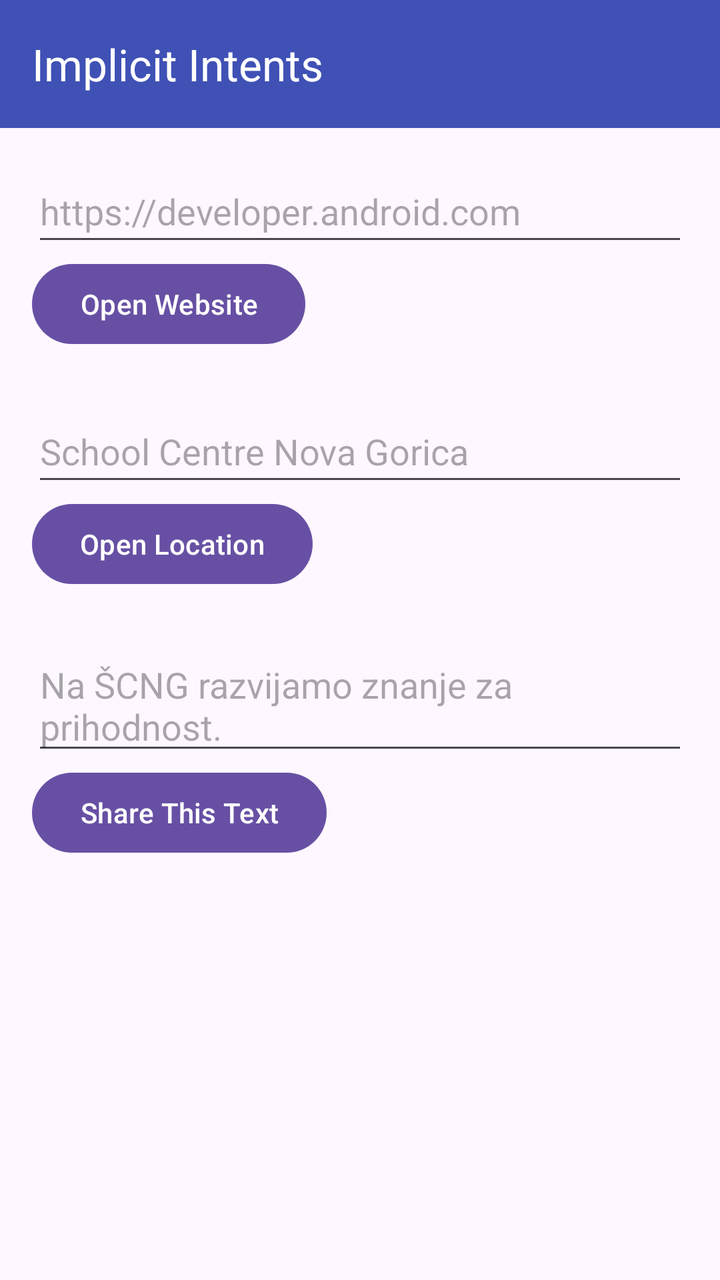
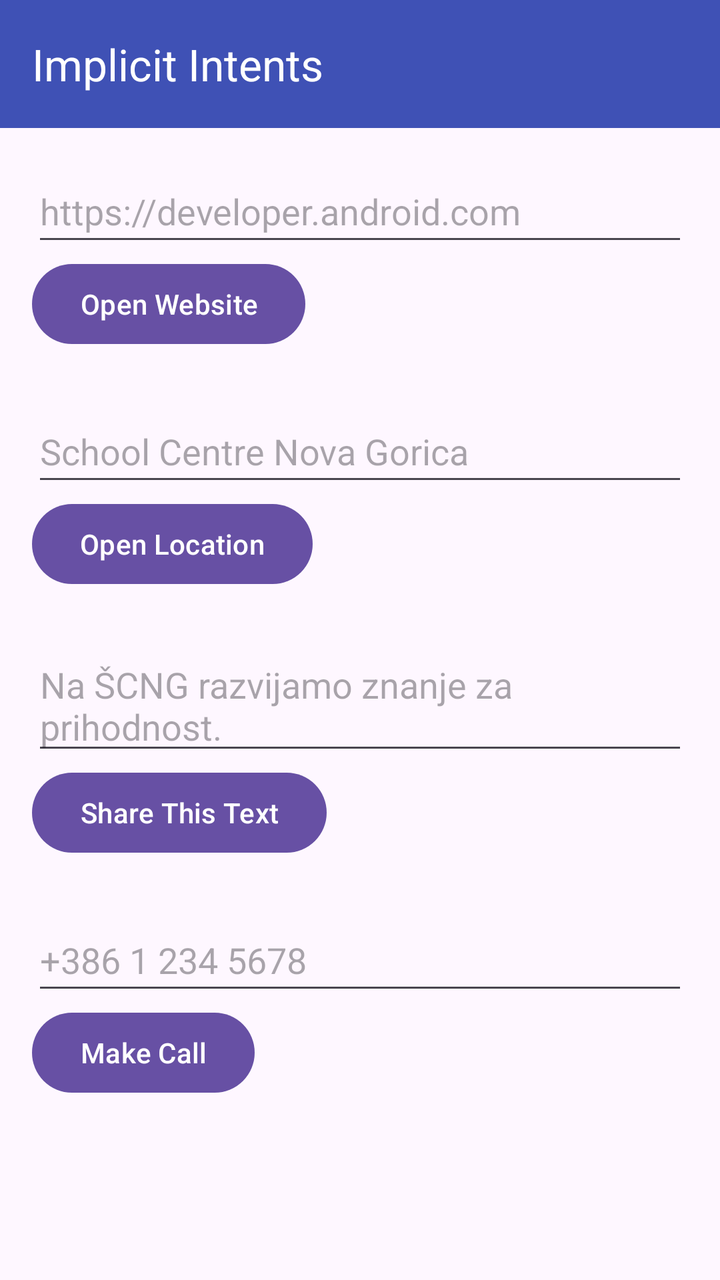

Screens rendered from an Android XML layout before and after an edit, with the pre-edit source and the edit as a unified diff.
<!-- AndroidManifest.xml: application theme Theme.ImplicitIntentsApp -->
<!-- res/layout/activity_main.xml -->
<?xml version="1.0" encoding="utf-8"?>
<LinearLayout xmlns:android="http://schemas.android.com/apk/res/android"
    xmlns:app="http://schemas.android.com/apk/res-auto"
    xmlns:tools="http://schemas.android.com/tools"
    android:id="@+id/main"
    android:layout_width="match_parent"
    android:layout_height="match_parent"
    android:orientation="vertical"
    tools:context=".MainActivity">

    <com.google.android.material.appbar.MaterialToolbar
        android:id="@+id/toolbar"
        android:layout_width="match_parent"
        android:layout_height="?attr/actionBarSize"
        android:background="#3F51B5"
        app:title="Implicit Intents"
        app:titleTextColor="@android:color/white" />

    <ScrollView
        android:layout_width="match_parent"
        android:layout_height="match_parent"
        android:fillViewport="true">

        <LinearLayout
            android:layout_width="match_parent"
            android:layout_height="wrap_content"
            android:orientation="vertical"
            android:padding="16dp">

            
            <EditText
                android:id="@+id/website_edittext"
                android:layout_width="match_parent"
                android:layout_height="wrap_content"
                android:autofillHints=""
                android:hint="@string/website_hint"
                android:inputType="textUri"
                android:minHeight="48dp" />

            <Button
                android:layout_width="wrap_content"
                android:layout_height="wrap_content"
                android:layout_marginBottom="24dp"
                android:onClick="openWebsite"
                android:text="@string/open_website" />

            
            <EditText
                android:id="@+id/location_edittext"
                android:layout_width="match_parent"
                android:layout_height="wrap_content"
                android:autofillHints=""
                android:hint="@string/location_hint"
                android:inputType="textPostalAddress"
                android:minHeight="48dp" />

            <Button
                android:layout_width="wrap_content"
                android:layout_height="wrap_content"
                android:layout_marginBottom="24dp"
                android:onClick="openLocation"
                android:text="@string/open_location" />

            
            <EditText
                android:id="@+id/share_edittext"
                android:layout_width="match_parent"
                android:layout_height="wrap_content"
                android:autofillHints=""
                android:hint="@string/share_hint"
                android:inputType="textLongMessage|textMultiLine"
                android:minHeight="48dp" />

            <Button
                android:layout_width="wrap_content"
                android:layout_height="wrap_content"
                android:onClick="shareText"
                android:text="@string/share_this_text" />

        </LinearLayout>
    </ScrollView>
</LinearLayout>
<!-- resources referenced by this layout -->
<resources>
  <string name="location_hint">School Centre Nova Gorica</string>
  <string name="open_location">Open Location</string>
  <string name="open_website">Open Website</string>
  <string name="share_hint">Na ŠCNG razvijamo znanje za prihodnost.</string>
  <string name="share_this_text">Share This Text</string>
  <string name="website_hint">https://developer.android.com</string>
  <style name="Theme.ImplicitIntentsApp" parent="Base.Theme.ImplicitIntentsApp" />
  <style name="Base.Theme.ImplicitIntentsApp" parent="Theme.Material3.DayNight.NoActionBar">
          
          
      </style>
</resources>

<!-- the commit's change to res/layout/activity_main.xml (unified diff, before → after) -->
@@ -74,8 +74,25 @@
             <Button
                 android:layout_width="wrap_content"
                 android:layout_height="wrap_content"
+                android:layout_marginBottom="24dp"
                 android:onClick="shareText"
                 android:text="@string/share_this_text" />
+
+            
+            <EditText
+                android:id="@+id/phone_edittext"
+                android:layout_width="match_parent"
+                android:layout_height="wrap_content"
+                android:autofillHints=""
+                android:hint="@string/phone_hint"
+                android:inputType="phone"
+                android:minHeight="48dp" />
+
+            <Button
+                android:layout_width="wrap_content"
+                android:layout_height="wrap_content"
+                android:onClick="makeCall"
+                android:text="@string/make_call" />
 
         </LinearLayout>
     </ScrollView>
<!-- resource entries referenced after the edit -->
@@ -1,8 +1,10 @@
 <!-- resources referenced by this layout -->
 <resources>
   <string name="location_hint">School Centre Nova Gorica</string>
+  <string name="make_call">Make Call</string>
   <string name="open_location">Open Location</string>
   <string name="open_website">Open Website</string>
+  <string name="phone_hint">+386 1 234 5678</string>
   <string name="share_hint">Na ŠCNG razvijamo znanje za prihodnost.</string>
   <string name="share_this_text">Share This Text</string>
   <string name="website_hint">https://developer.android.com</string>
